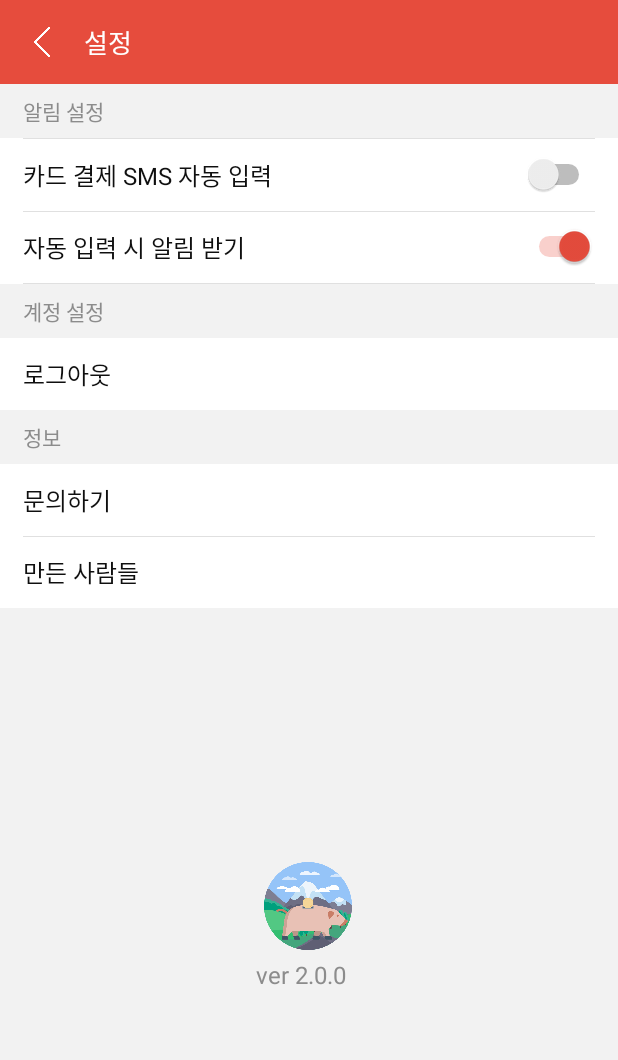
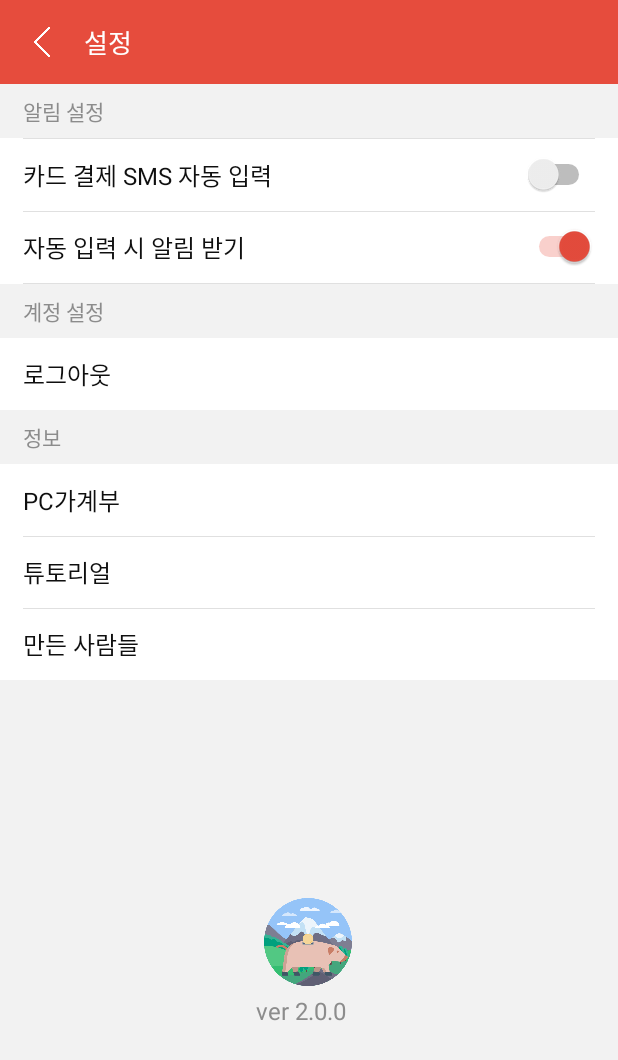
Before and after one commit to jutopiha/joy-android-ver-2.0, an Android app: the SettingActivity screen opened directly, with no data from a screen before it, on a phone screen of 412 x 824 dp. Shown: the top 1060 px of the screen. Run offline under Robolectric (Android 15) with nearby library versions, the phone set to English and light mode, and no system bars; our stand-ins replace Navigation 3; Roboto replaces fonts that are not available here.

Commit message:
setting - pc guide 구현 완료

```diff
--- a/app/src/main/AndroidManifest.xml
+++ b/app/src/main/AndroidManifest.xml
@@ -42,6 +42,7 @@
         <activity android:name=".Activity.ModifyIncomeActivity" />
         <activity android:name=".Activity.ModifyExpenseActivity" />
         <activity android:name=".Activity.KidsActivity" />
+        <activity android:name=".Activity.PCGuideActivity" />
 
         <!-- To use facebook. 2017-05-18 by Juha. -->
         <activity
--- a/app/src/main/java/com/joy/tiggle/joy/Activity/SettingActivity.java
+++ b/app/src/main/java/com/joy/tiggle/joy/Activity/SettingActivity.java
@@ -13,6 +13,7 @@ import android.widget.Switch;
 import android.widget.TextView;
 import android.widget.Toast;
 
+import com.joy.tiggle.joy.Dialog.ButtonsCustomDialog;
 import com.joy.tiggle.joy.Dialog.CustomDialog;
 import com.joy.tiggle.joy.R;
 
@@ -39,9 +40,6 @@ import java.util.List;
 
 
 public class SettingActivity extends AppCompatActivity implements View.OnClickListener {
-
-    private TextView tvSetting;
-    private int FLAG = -1;
 
     private Switch switchAutoParse, switchAutoPush;
     private int parseInfo, pushInfo;
@@ -84,39 +82,6 @@ public class SettingActivity extends AppCompatActivity implements View.OnClickLi
         sendObject();
     }
 
-    public int checkFlag(){
-        return FLAG;
-    }
-    /*@Override
-    public void onCheckedChanged(CompoundButton buttonView, boolean isChecked){
-        int temp_flag = checkFlag();
-
-        if(temp_flag == 0){
-            if(isChecked){
-                parseInfo=1;
-            }
-            else {
-                parseInfo = 0;
-            }
-            sendParseUpdate();
-            sendObject();
-        }
-        else if(temp_flag == 1){
-            if(isChecked){
-                pushInfo =1;
-            }
-            else {
-                pushInfo = 0;
-            }
-            sendPushUpdate();
-            sendObject();
-        }
-        else{
-            Toast.makeText(this, "아니야아니야ㅠㅠㅠ", Toast.LENGTH_SHORT).show();
-
-        }
-    }
-    */
     public void onClick(View v){
         switch(v.getId()){
             case R.id.btnBack:
@@ -129,7 +94,9 @@ public class SettingActivity extends AppCompatActivity implements View.OnClickLi
                 startActivity(intent);
                 finish();
                 break;
-            case R.id.btnAsk:
+            case R.id.btnPCMode:
+                intent = new Intent(getApplicationContext(), PCGuideActivity.class);
+                startActivity(intent);
                 finish();
                 break;
             case R.id.btnAbout:
--- a/app/src/main/res/layout/activity_setting.xml
+++ b/app/src/main/res/layout/activity_setting.xml
@@ -186,7 +186,7 @@
         </RelativeLayout>
 
         <RelativeLayout
-            android:id="@+id/btnAsk"
+            android:id="@+id/btnPCMode"
             android:layout_width="match_parent"
             android:layout_height="48dp"
             android:layout_marginLeft="15dp"
@@ -194,8 +194,8 @@
             android:layout_below="@id/relativeAboutSetting"
             android:onClick="onClick">
             <TextView
-                android:id="@+id/tvAsk"
-                android:text="문의하기"
+                android:id="@+id/tvPCMode"
+                android:text="PC가계부"
                 android:layout_width="wrap_content"
                 android:layout_height="wrap_content"
                 android:textSize="16sp"
@@ -207,10 +207,37 @@
             android:layout_width="match_parent"
             android:layout_height="1px"
             style="@style/HomeDivider"
-            android:layout_below="@id/btnAsk"
+            android:layout_below="@id/btnPCMode"
             android:layout_marginLeft="15dp"
             android:layout_marginRight="15dp"
             android:id="@+id/view4" />
+
+        <RelativeLayout
+            android:id="@+id/btnTutorial"
+            android:layout_width="match_parent"
+            android:layout_height="48dp"
+            android:layout_marginLeft="15dp"
+            android:layout_marginRight="15dp"
+            android:layout_below="@id/btnPCMode"
+            android:onClick="onClick">
+            <TextView
+                android:id="@+id/tvTutorial"
+                android:text="튜토리얼"
+                android:layout_width="wrap_content"
+                android:layout_height="wrap_content"
+                android:textSize="16sp"
+                android:textColor="@color/heavy_gray"
+                android:layout_centerVertical="true"/>
+        </RelativeLayout>
+
+        <View
+            android:layout_width="match_parent"
+            android:layout_height="1px"
+            style="@style/HomeDivider"
+            android:layout_below="@id/btnTutorial"
+            android:layout_marginLeft="15dp"
+            android:layout_marginRight="15dp"
+            android:id="@+id/view5" />
 
         <RelativeLayout
             android:id="@+id/btnAbout"
@@ -218,8 +245,9 @@
             android:layout_height="48dp"
             android:layout_marginLeft="15dp"
             android:layout_marginRight="15dp"
-            android:layout_below="@id/btnAsk"
+            android:layout_below="@id/btnTutorial"
             android:onClick="onClick">
+
             <TextView
                 android:id="@+id/tvAbout"
                 android:text="만든 사람들"
@@ -231,8 +259,6 @@
         </RelativeLayout>
 
     </RelativeLayout>
-
-
 
     <RelativeLayout
         android:id="@+id/relativeAppInfo"
```
Also changed, not shown: app/src/main/java/com/joy/tiggle/joy/Activity/PCGuideActivity.java (added, +69 -0 lines), app/src/main/res/layout/activity_pc_guide.xml (added, +97 -0 lines), app/src/main/res/drawable/icon_right_arrow.png (added), app/src/main/res/drawable/image_pc_guide.png (added).
